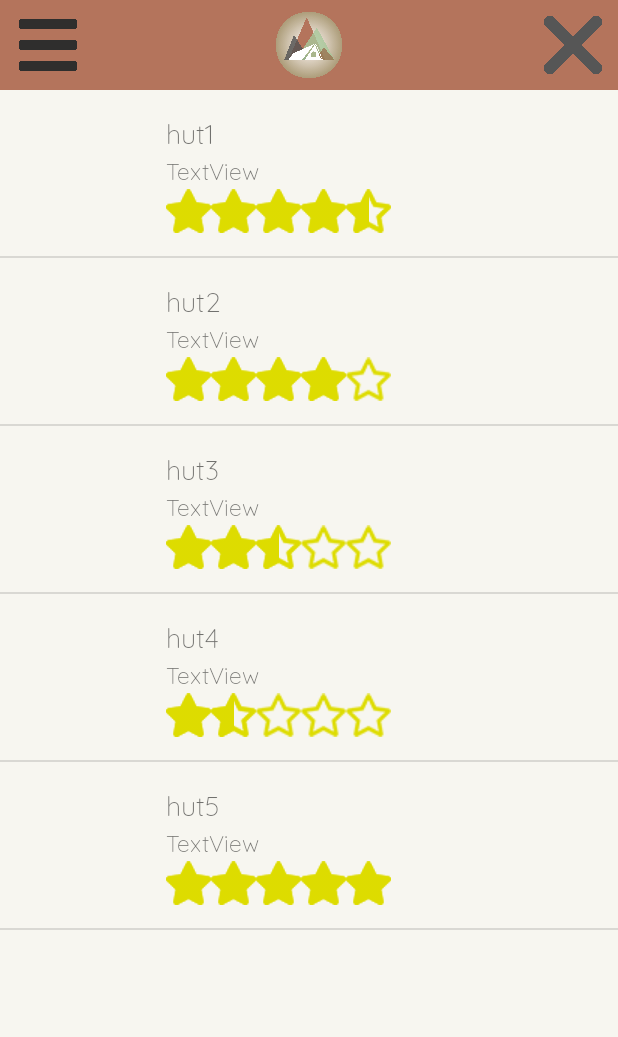
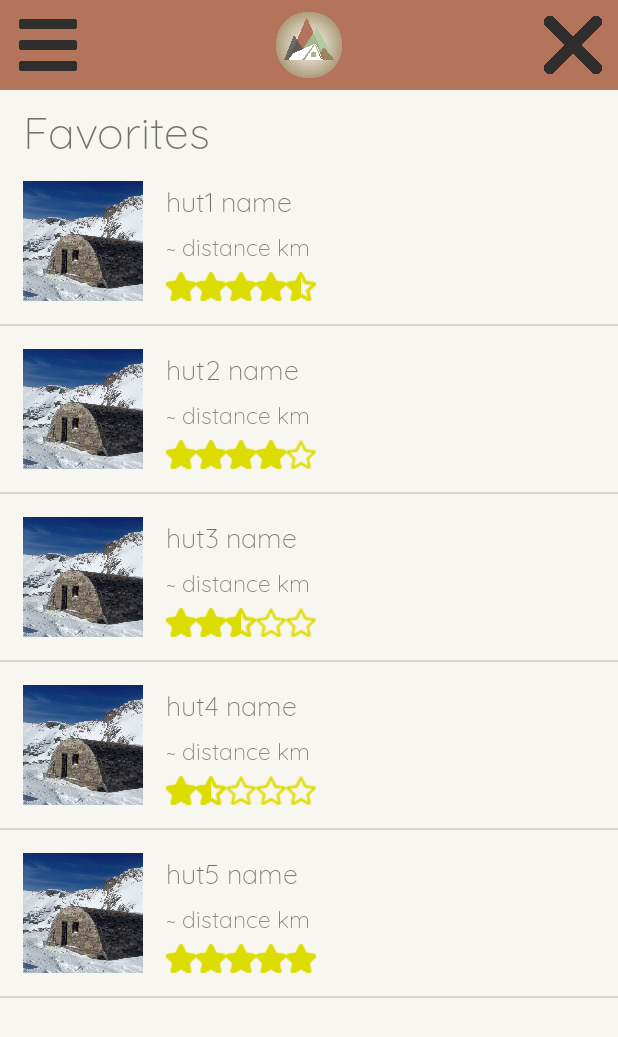
Before and after one commit to StratocasterO/openhuts, an Android app: the Favorites screen opened directly, with no data from a screen before it, on a phone screen of 412 x 824 dp. Shown: the top 1037 px of the screen. Run offline under Robolectric (Android 15) with nearby library versions, the phone set to English and light mode, and no system bars.

Commit message:
added markers in main map, added titles to list views, resized rating bars, color changes

```diff
--- a/app/src/main/java/com/omar/openhuts/Favorites.java
+++ b/app/src/main/java/com/omar/openhuts/Favorites.java
@@ -3,11 +3,11 @@ package com.omar.openhuts;
 import androidx.appcompat.app.AppCompatActivity;
 
 import android.content.Intent;
+import android.graphics.drawable.Drawable;
 import android.os.Bundle;
 import android.util.Log;
 import android.view.View;
 import android.view.ViewGroup;
-import android.widget.BaseAdapter;
 import android.widget.ImageView;
 import android.widget.ListView;
 import android.widget.RatingBar;
@@ -15,7 +15,6 @@ import android.widget.TextView;
 
 import com.google.android.gms.maps.model.LatLng;
 
-import java.lang.reflect.Array;
 import java.util.ArrayList;
 
 public class Favorites extends AppCompatActivity {
@@ -23,7 +22,10 @@ public class Favorites extends AppCompatActivity {
 	@Override
 	protected void onCreate(Bundle savedInstanceState) {
 		super.onCreate(savedInstanceState);
-		setContentView(R.layout.activity_favorites);
+		setContentView(R.layout.activity_list);
+
+		TextView tv = findViewById(R.id.title);
+		tv.setText("Favorites");
 
 		ArrayList<Hut> huts = getHuts();
 
@@ -59,11 +61,11 @@ public class Favorites extends AppCompatActivity {
 		ArrayList<Hut> Huts = new ArrayList<Hut>();
 
 		LatLng loc = new LatLng(42, 1);
-		Huts.add(new Hut(1, "hut1", 4.5f, new LatLng(42.0,1.0), "img1"));
-		Huts.add(new Hut(2, "hut2", 4.0f, new LatLng(43.0,1.0), "img2"));
-		Huts.add(new Hut(3, "hut3", 2.5f, new LatLng(41.0,1.0), "img3"));
-		Huts.add(new Hut(4, "hut4", 1.5f, new LatLng(42.0,2.0), "img4"));
-		Huts.add(new Hut(5, "hut5", 5f, new LatLng(42.0,0.0), "img5"));
+		Huts.add(new Hut(1, "hut1 name", 4.5f, new LatLng(42.0,1.0), "img1"));
+		Huts.add(new Hut(2, "hut2 name", 4.0f, new LatLng(43.0,1.0), "img2"));
+		Huts.add(new Hut(3, "hut3 name", 2.5f, new LatLng(41.0,1.0), "img3"));
+		Huts.add(new Hut(4, "hut4 name", 1.5f, new LatLng(42.0,2.0), "img4"));
+		Huts.add(new Hut(5, "hut5 name", 5f, new LatLng(42.0,0.0), "img5"));
 
 		return Huts;
 	}
@@ -96,9 +98,13 @@ public class Favorites extends AppCompatActivity {
 			TextView tv = row.findViewById(R.id.name);
 			tv.setText(Huts.get(index).getName());
 
+			// Image in photo:
+			ImageView iv = row.findViewById(R.id.photo);
+			iv.setImageDrawable(getResources().getDrawable(R.drawable.hut));
+
 			// Compute the distance from the user to the hut and show it in tv2:
-			/*TextView tv2 = row.findViewById(R.id.distance);
-			tv2.setText("~ " + Huts.get(position).getDistance().toString()+" km");*/
+			TextView tv2 = row.findViewById(R.id.distance);
+			tv2.setText("~ " + "distance" +" km");
 
 			// Rating:
 			RatingBar rb = row.findViewById(R.id.rating);
--- a/app/src/main/java/com/omar/openhuts/Lists.java
+++ b/app/src/main/java/com/omar/openhuts/Lists.java
@@ -6,13 +6,17 @@ import android.content.Intent;
 import android.os.Bundle;
 import android.util.Log;
 import android.view.View;
+import android.widget.TextView;
 
 public class Lists extends AppCompatActivity {
 
 	@Override
 	protected void onCreate(Bundle savedInstanceState) {
 		super.onCreate(savedInstanceState);
-		setContentView(R.layout.activity_lists);
+		setContentView(R.layout.activity_list);
+
+		TextView tv = findViewById(R.id.title);
+		tv.setText("Personal lists");
 	}
 
 	public void menu(View v) {
--- a/app/src/main/res/layout/activity_favorites.xml
+++ b/app/src/main/res/layout/activity_list.xml
@@ -63,9 +63,26 @@
 		app:layout_constraintEnd_toEndOf="parent"
 		app:layout_constraintStart_toStartOf="parent"
 		app:layout_constraintTop_toBottomOf="@+id/barra">
-	<ListView
-		android:id="@+id/list"
-		android:layout_width="match_parent"
-		android:layout_height="match_parent"/>
+
+		<ListView
+			android:id="@+id/list"
+			android:layout_width="0dp"
+			android:layout_height="0dp"
+			app:layout_constraintBottom_toBottomOf="parent"
+			app:layout_constraintEnd_toEndOf="parent"
+			app:layout_constraintStart_toStartOf="parent"
+			app:layout_constraintTop_toBottomOf="@+id/title" />
+
+		<TextView
+			android:id="@+id/title"
+			android:layout_width="0dp"
+			android:layout_height="45dp"
+			android:paddingLeft="15dp"
+			android:paddingTop="5dp"
+			android:text="TextView"
+			android:textSize="30dp"
+			app:layout_constraintEnd_toEndOf="parent"
+			app:layout_constraintStart_toStartOf="parent"
+			app:layout_constraintTop_toTopOf="parent" />
 	</androidx.constraintlayout.widget.ConstraintLayout>
 </androidx.constraintlayout.widget.ConstraintLayout>
--- a/app/src/main/res/layout/list_layout.xml
+++ b/app/src/main/res/layout/list_layout.xml
@@ -28,7 +28,7 @@
 			android:id="@+id/rating"
 			style="@style/CustomRatingBar"
 			android:layout_width="0dp"
-			android:layout_height="29dp"
+			android:layout_height="19dp"
 			android:isIndicator="true"
 			android:numStars="5"
 			android:rating="2.6"
```
Also changed, not shown: app/src/main/java/com/omar/openhuts/MainActivity.java (+32 -1 lines), app/src/main/res/layout/activity_lists.xml (deleted, +0 -73 lines), app/src/main/res/drawable-v24/hut.jpg (added), app/src/main/res/drawable-v24/star_empty.png, app/src/main/res/drawable-v24/star_full.png, app/src/main/res/drawable/add.png, app/src/main/res/drawable/close.png.
